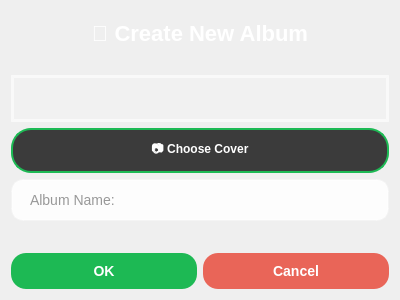
Before: the Qt Designer form Spotify/addalbumdialog.ui in Razatak186/Spotify-Project, drawn with Qt 5.
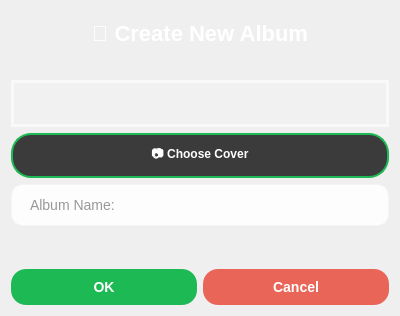
After: the same form once the commit is applied.

Diff of the .ui file:
```diff
--- a/Spotify/addalbumdialog.ui
+++ b/Spotify/addalbumdialog.ui
@@ -7,7 +7,7 @@
     <x>0</x>
     <y>0</y>
     <width>400</width>
-    <height>300</height>
+    <height>316</height>
    </rect>
   </property>
   <property name="windowTitle">
```
Left out of the diff: 3 changed lines with no effect on the pictures.
